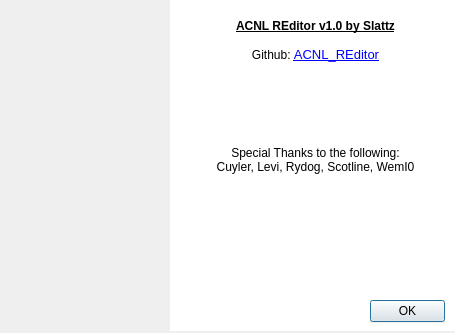
The window that aboutwindow.ui (Slattz/ACNL_REditor) describes before a commit, drawn with Qt 5.
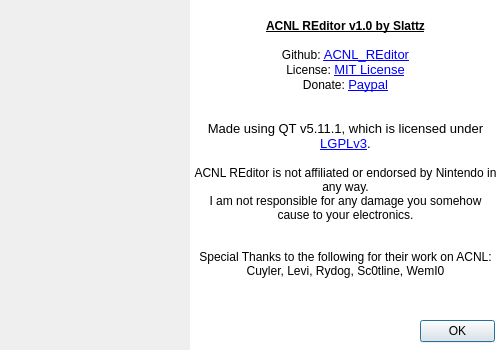
The same window after the commit. Icons and pictures are not drawn.

Patch:
```diff
--- a/aboutwindow.ui
+++ b/aboutwindow.ui
@@ -6,10 +6,22 @@
    <rect>
     <x>0</x>
     <y>0</y>
-    <width>455</width>
-    <height>333</height>
+    <width>500</width>
+    <height>350</height>
    </rect>
   </property>
+  <property name="minimumSize">
+   <size>
+    <width>500</width>
+    <height>350</height>
+   </size>
+  </property>
+  <property name="maximumSize">
+   <size>
+    <width>500</width>
+    <height>350</height>
+   </size>
+  </property>
   <property name="windowTitle">
    <string>About ACNL REditor</string>
   </property>
@@ -19,12 +31,18 @@
   <widget class="QTextBrowser" name="textBrowser">
    <property name="geometry">
     <rect>
-     <x>170</x>
+     <x>190</x>
      <y>0</y>
-     <width>291</width>
-     <height>331</height>
+     <width>311</width>
+     <height>350</height>
     </rect>
    </property>
+   <property name="maximumSize">
+    <size>
+     <width>320</width>
+     <height>16777215</height>
+    </size>
+   </property>
    <property name="font">
     <font>
      <pointsize>10</pointsize>
@@ -45,14 +63,18 @@
 &lt;p align=&quot;center&quot; style=&quot; margin-top:0px; margin-bottom:0px; margin-left:0px; margin-right:0px; -qt-block-indent:0; text-indent:0px;&quot;&gt;&lt;span style=&quot; font-size:9pt; font-weight:600; text-decoration: underline;&quot;&gt;ACNL REditor v1.0 by Slattz&lt;/span&gt;&lt;/p&gt;
 &lt;p align=&quot;center&quot; style=&quot;-qt-paragraph-type:empty; margin-top:0px; margin-bottom:0px; margin-left:0px; margin-right:0px; -qt-block-indent:0; text-indent:0px; font-size:9pt; font-weight:600; text-decoration: underline;&quot;&gt;&lt;br /&gt;&lt;/p&gt;
 &lt;p align=&quot;center&quot; style=&quot; margin-top:0px; margin-bottom:0px; margin-left:0px; margin-right:0px; -qt-block-indent:0; text-indent:0px;&quot;&gt;&lt;span style=&quot; font-size:9pt;&quot;&gt;Github: &lt;/span&gt;&lt;a href=&quot;https://github.com/Slattz/ACNL_REditor&quot;&gt;&lt;span style=&quot; text-decoration: underline; color:#0000ff;&quot;&gt;ACNL_REditor&lt;/span&gt;&lt;/a&gt;&lt;/p&gt;
+&lt;p align=&quot;center&quot; style=&quot; margin-top:0px; margin-bottom:0px; margin-left:0px; margin-right:0px; -qt-block-indent:0; text-indent:0px;&quot;&gt;&lt;span style=&quot; font-size:9pt;&quot;&gt;License: &lt;/span&gt;&lt;a href=&quot;https://github.com/Slattz/ACNL_REditor/blob/master/LICENSE&quot;&gt;&lt;span style=&quot; text-decoration: underline; color:#0000ff;&quot;&gt;MIT License&lt;/span&gt;&lt;/a&gt;&lt;/p&gt;
+&lt;p align=&quot;center&quot; style=&quot; margin-top:0px; margin-bottom:0px; margin-left:0px; margin-right:0px; -qt-block-indent:0; text-indent:0px;&quot;&gt;&lt;span style=&quot; font-size:9pt;&quot;&gt;Donate: &lt;/span&gt;&lt;a href=&quot;https://www.paypal.com/cgi-bin/webscr?cmd=_s-xclick&amp;amp;hosted_button_id=APDWE9ZED4VBW&quot;&gt;&lt;span style=&quot; text-decoration: underline; color:#0000ff;&quot;&gt;Paypal&lt;/span&gt;&lt;/a&gt;&lt;/p&gt;
 &lt;p align=&quot;center&quot; style=&quot;-qt-paragraph-type:empty; margin-top:0px; margin-bottom:0px; margin-left:0px; margin-right:0px; -qt-block-indent:0; text-indent:0px; font-size:9pt;&quot;&gt;&lt;br /&gt;&lt;/p&gt;
+&lt;p align=&quot;center&quot; style=&quot;-qt-paragraph-type:empty; margin-top:0px; margin-bottom:0px; margin-left:0px; margin-right:0px; -qt-block-indent:0; text-indent:0px;&quot;&gt;&lt;br /&gt;&lt;/p&gt;
+&lt;p align=&quot;center&quot; style=&quot; margin-top:0px; margin-bottom:0px; margin-left:0px; margin-right:0px; -qt-block-indent:0; text-indent:0px;&quot;&gt;Made using QT v5.11.1, which is licensed under &lt;a href=&quot;https://doc.qt.io/qt-5/lgpl.html&quot;&gt;&lt;span style=&quot; text-decoration: underline; color:#0000ff;&quot;&gt;LGPLv3&lt;/span&gt;&lt;/a&gt;.&lt;/p&gt;
+&lt;p align=&quot;center&quot; style=&quot;-qt-paragraph-type:empty; margin-top:0px; margin-bottom:0px; margin-left:0px; margin-right:0px; -qt-block-indent:0; text-indent:0px;&quot;&gt;&lt;br /&gt;&lt;/p&gt;
+&lt;p align=&quot;center&quot; style=&quot; margin-top:0px; margin-bottom:0px; margin-left:0px; margin-right:0px; -qt-block-indent:0; text-indent:0px;&quot;&gt;&lt;span style=&quot; font-size:9pt;&quot;&gt;ACNL REditor is not affiliated or endorsed by Nintendo in any way.&lt;/span&gt;&lt;/p&gt;
+&lt;p align=&quot;center&quot; style=&quot; margin-top:0px; margin-bottom:0px; margin-left:0px; margin-right:0px; -qt-block-indent:0; text-indent:0px;&quot;&gt;&lt;span style=&quot; font-size:9pt;&quot;&gt;I am not responsible for any damage you somehow cause to your electronics.&lt;/span&gt;&lt;/p&gt;
 &lt;p align=&quot;center&quot; style=&quot;-qt-paragraph-type:empty; margin-top:0px; margin-bottom:0px; margin-left:0px; margin-right:0px; -qt-block-indent:0; text-indent:0px; font-size:9pt;&quot;&gt;&lt;br /&gt;&lt;/p&gt;
 &lt;p align=&quot;center&quot; style=&quot;-qt-paragraph-type:empty; margin-top:0px; margin-bottom:0px; margin-left:0px; margin-right:0px; -qt-block-indent:0; text-indent:0px; font-size:9pt;&quot;&gt;&lt;br /&gt;&lt;/p&gt;
-&lt;p align=&quot;center&quot; style=&quot;-qt-paragraph-type:empty; margin-top:0px; margin-bottom:0px; margin-left:0px; margin-right:0px; -qt-block-indent:0; text-indent:0px; font-size:9pt;&quot;&gt;&lt;br /&gt;&lt;/p&gt;
-&lt;p align=&quot;center&quot; style=&quot;-qt-paragraph-type:empty; margin-top:0px; margin-bottom:0px; margin-left:0px; margin-right:0px; -qt-block-indent:0; text-indent:0px; font-size:9pt;&quot;&gt;&lt;br /&gt;&lt;/p&gt;
-&lt;p align=&quot;center&quot; style=&quot;-qt-paragraph-type:empty; margin-top:0px; margin-bottom:0px; margin-left:0px; margin-right:0px; -qt-block-indent:0; text-indent:0px; font-size:9pt;&quot;&gt;&lt;br /&gt;&lt;/p&gt;
-&lt;p align=&quot;center&quot; style=&quot; margin-top:0px; margin-bottom:0px; margin-left:0px; margin-right:0px; -qt-block-indent:0; text-indent:0px;&quot;&gt;&lt;span style=&quot; font-size:9pt;&quot;&gt;Special Thanks to the following:&lt;/span&gt;&lt;/p&gt;
-&lt;p align=&quot;center&quot; style=&quot; margin-top:0px; margin-bottom:0px; margin-left:0px; margin-right:0px; -qt-block-indent:0; text-indent:0px;&quot;&gt;&lt;span style=&quot; font-size:9pt;&quot;&gt;Cuyler, Levi, Rydog, Scotline, WemI0&lt;/span&gt;&lt;/p&gt;&lt;/body&gt;&lt;/html&gt;</string>
+&lt;p align=&quot;center&quot; style=&quot; margin-top:0px; margin-bottom:0px; margin-left:0px; margin-right:0px; -qt-block-indent:0; text-indent:0px;&quot;&gt;&lt;span style=&quot; font-size:9pt;&quot;&gt;Special Thanks to the following for their work on ACNL:&lt;/span&gt;&lt;/p&gt;
+&lt;p align=&quot;center&quot; style=&quot; margin-top:0px; margin-bottom:0px; margin-left:0px; margin-right:0px; -qt-block-indent:0; text-indent:0px;&quot;&gt;&lt;span style=&quot; font-size:9pt;&quot;&gt;Cuyler, Levi, Rydog, Sc0tline, WemI0&lt;/span&gt;&lt;/p&gt;&lt;/body&gt;&lt;/html&gt;</string>
    </property>
    <property name="textInteractionFlags">
     <set>Qt::LinksAccessibleByKeyboard|Qt::LinksAccessibleByMouse</set>
@@ -61,8 +83,8 @@
   <widget class="QDialogButtonBox" name="buttonBox">
    <property name="geometry">
     <rect>
-     <x>370</x>
-     <y>300</y>
+     <x>420</x>
+     <y>320</y>
      <width>75</width>
      <height>23</height>
     </rect>
@@ -85,8 +107,8 @@
     <rect>
      <x>-30</x>
      <y>10</y>
-     <width>231</width>
-     <height>221</height>
+     <width>221</width>
+     <height>211</height>
     </rect>
    </property>
    <property name="autoFillBackground">
```
Left out of the diff: 10 changed lines with no effect on the pictures.
